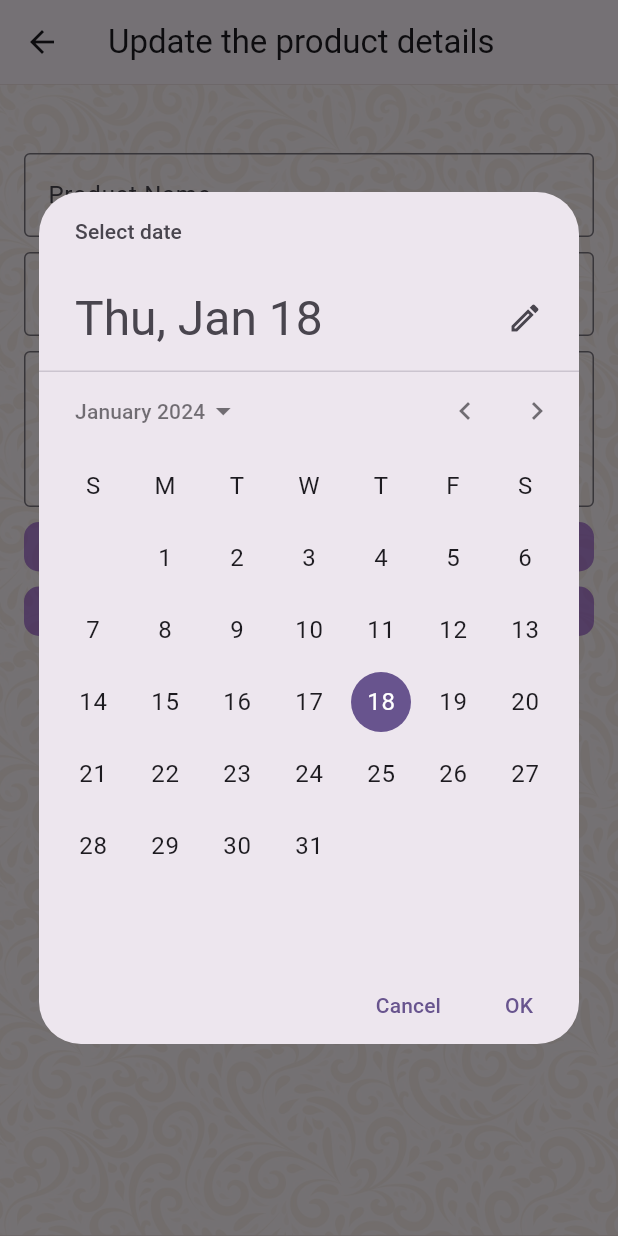
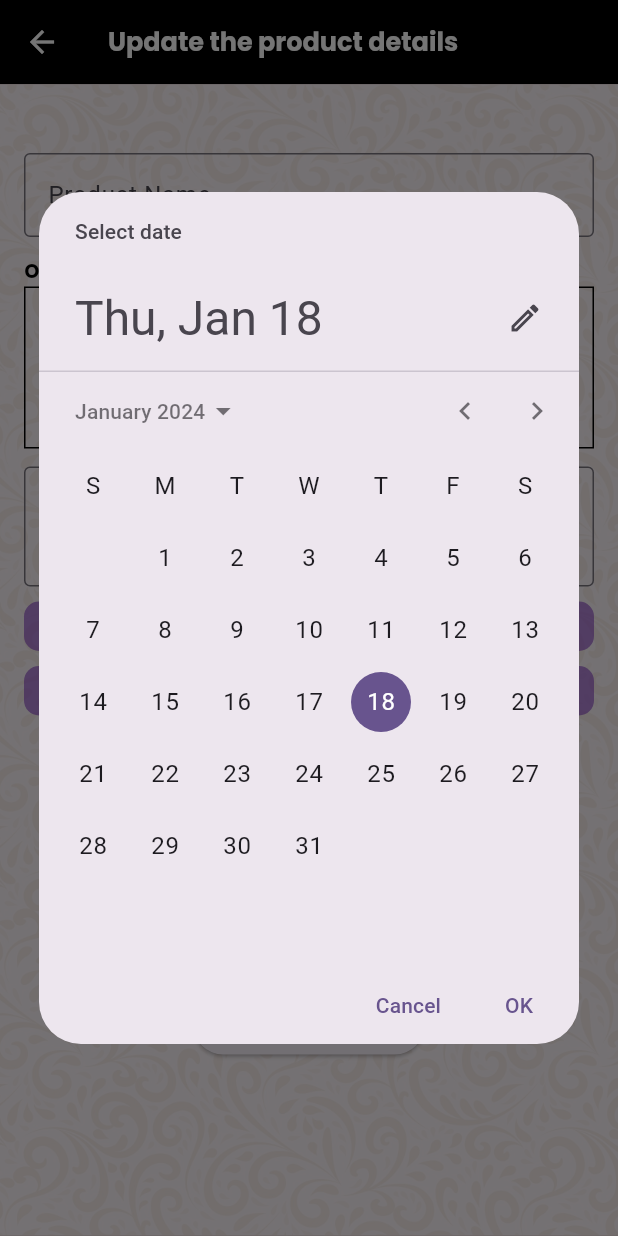
Before and after one commit to harshil1204/choice_collection, a Flutter app: the UpdateProduct screen opened directly with empty values, after a tap on "Select date for rent:", on a phone screen of 412 x 824 dp. Run offline on Flutter 3.47's test engine with Material 3 defaults, Android fonts, the phone set to English and light mode, and no system bars; our stand-ins replace cached_network_image, cloud_firestore, firebase_core, firebase_storage, gap, image_picker; accounts and stored records are empty; network calls fail.

Commit message:
18-01 final app

```diff
--- a/lib/resources/color.dart
+++ b/lib/resources/color.dart
@@ -6,7 +6,7 @@ abstract class AppColor {
   static const black30 = Color(0xFF121212);
   static const transparent = Color(0x00000000);
 
-  static const primary = Color(0xffD27D2D);
+  static const primary = /*Color(0xffD27D2D)*/Color(0xFF000000);
   static const secondary = Color(0xFF342BBF);
   static const background = Color(0xFFE5E5E5);
 
--- a/lib/ui/category/categoryList.dart
+++ b/lib/ui/category/categoryList.dart
@@ -21,10 +21,10 @@ class _CategoryListState extends State<CategoryList> {
   Widget build(BuildContext context) {
     return Scaffold(
       appBar: AppBar(
-        iconTheme: IconThemeData(
+        iconTheme: const IconThemeData(
           color: AppColor.white
         ),
-        title: const CommonText.medium("Category List",color: AppColor.white,size: 17,),
+        title: const CommonText.bold("Category List",color: AppColor.white,size: 17,),
         backgroundColor: AppColor.primary,
         actions: [
           IconButton(onPressed: (){
--- a/lib/ui/product/update_product.dart
+++ b/lib/ui/product/update_product.dart
@@ -22,28 +22,31 @@ class UpdateProduct extends StatefulWidget {
 }
 
 class _UpdateProductState extends State<UpdateProduct> {
-  final TextEditingController _productPriceController = TextEditingController();
   final TextEditingController _productNameController = TextEditingController();
   final TextEditingController _productDescController = TextEditingController();
-  final TextEditingController _productStatusController = TextEditingController();
 
   String? imageUrl;
   DateTime? picked;
-  DateTime? picked1=DateTime.now();
+  DateTime? picked1;
+
+  String groupValue="true";
 
   @override
   void initState() {
     _productNameController.text=widget.snapShot['name'];
     _productDescController.text=widget.snapShot['description'];
-    _productStatusController.text=widget.snapShot['inStock'];
+    groupValue = widget.snapShot['inStock'];
     imageUrl=widget.snapShot['url'];
     picked =(widget.snapShot['rentDate'] == null)
-        ? widget.snapShot['rentDate']
+        ? DateTime.now()
         : widget.snapShot['rentDate'].toDate();
     picked1 =(widget.snapShot['returnDate'] == null)
-        ? widget.snapShot['returnDate']
+        ? DateTime.now()
         : widget.snapShot['returnDate'].toDate();
-    // TODO: implement initState
+    if(groupValue == "true"){
+      picked = null;
+      picked1 = null;
+    }
     super.initState();
   }
   uploadImage() async {
@@ -95,13 +98,12 @@ class _UpdateProductState extends State<UpdateProduct> {
     setState(() {
 
     });
-    print(picked1);
     // if (picked != null && picked != context.read<SelectDateProvider>().selectedDate) {
     //   context.read<SelectDateProvider>().updateSelectedDate(picked);
     // }
   }
 
-  void updateProductDetails(String productName,String desc,String status) async {
+  void updateProductDetails(String productName,String desc) async {
     FirebaseFirestore firestore = FirebaseFirestore.instance;
 
     try {
@@ -111,7 +113,7 @@ class _UpdateProductState extends State<UpdateProduct> {
         'description':desc,
         'rentDate':picked,
         'returnDate':picked1,
-        'inStock':status,
+        'inStock':groupValue,
       });
       Navigator.pushAndRemoveUntil(context, MaterialPageRoute(builder: (context) => HomePage(),),(route) => false,);
       print('Product details updated successfully');
@@ -124,7 +126,11 @@ class _UpdateProductState extends State<UpdateProduct> {
   Widget build(BuildContext context) {
     return Scaffold(
       appBar: AppBar(
-        title: const Text("Update the product details"),
+        title: const CommonText.bold("Update the product details",color: AppColor.white,size:17),
+        backgroundColor: AppColor.primary,
+        iconTheme: const IconThemeData(
+            color: AppColor.white
+        ),
       ),
       body: Stack(
         children: [
@@ -138,15 +144,7 @@ class _UpdateProductState extends State<UpdateProduct> {
                 mainAxisAlignment: MainAxisAlignment.center,
                 // crossAxisAlignment: CrossAxisAlignment.stretch,
                 children: [
-                  // TextField(
-                  //   controller: _categoryIdController,
-                  //   decoration: const InputDecoration(
-                  //     labelText: 'Category id',
-                  //     border: OutlineInputBorder(),
-                  //   ),
-                  // ),
                   const SizedBox(height: 30,),
-
                   TextField(
                     controller: _productNameController,
                     decoration: const InputDecoration(
@@ -155,16 +153,52 @@ class _UpdateProductState extends State<UpdateProduct> {
                     ),
                   ),
                   const SizedBox(height: 10,),
-                  TextField(
-                    controller: _productStatusController,
-                    decoration: const InputDecoration(
-                      labelText: 'Product status (true or false)',
-                      border: OutlineInputBorder(),
+                  const Align( alignment: Alignment.centerLeft,child: CommonText.semiBold("order Status :",size: 16,color: AppColor.black,)),
+                  Container(
+                    padding: const EdgeInsets.symmetric(horizontal: 20,vertical: 5),
+                    decoration: BoxDecoration(
+                        border: Border.all(color: AppColor.black,width: 1)
+                    ),
+                    child: Column(
+                      children: [
+                        Row(
+                          mainAxisAlignment: MainAxisAlignment.spaceBetween,
+                          children: [
+                            const CommonText.semiBold("Available : ",color: AppColor.black,size: 14,),
+                            Radio(
+                              value: "true",
+                              groupValue: groupValue,
+                              onChanged: (value) {
+                                setState(() {
+                                    picked = null;
+                                    picked1 = null;
+                                  groupValue = value!;
+                                });
+                              },
+                            ),
+                          ],
+                        ),
+                        Row(
+                          mainAxisAlignment: MainAxisAlignment.spaceBetween,
+                          children: [
+                            const CommonText.semiBold("In order : ",color: AppColor.black,size: 14,),
+                            Radio(
+                              value: "false",
+                              groupValue: groupValue,
+                              onChanged: (value) {
+                                setState(() {
+                                  groupValue = value!;
+                                });
+                              },
+                            ),
+                          ],
+                        ),
+                      ],
                     ),
                   ),
-                  const SizedBox(height: 10,),
+                  const SizedBox(height: 12,),
                   TextField(
-                    maxLines: 3,
+                    maxLines: 2,
                     controller: _productDescController,
                     decoration: const InputDecoration(
                       labelText: 'Product Description',
@@ -187,7 +221,7 @@ class _UpdateProductState extends State<UpdateProduct> {
                         mainAxisAlignment: MainAxisAlignment.spaceEvenly,
                         children: [
                           const CommonText.bold("Select date for rent: ",size: 15),
-                          (picked.toString()==null)
+                          (picked==null)
                               ? const Icon(Icons.date_range,size: 30,)
                               :CommonText("${picked!.day.toString()}-${picked!.month.toString()}-${picked!.year.toString()}",maxLines: 3,),
                         ],
@@ -210,7 +244,7 @@ class _UpdateProductState extends State<UpdateProduct> {
                         mainAxisAlignment: MainAxisAlignment.spaceEvenly,
                         children: [
                           const CommonText.bold("Select return order date: ",size: 15),
-                          (picked1.toString()==null)
+                          (picked1==null)
                               ? const Icon(Icons.date_range,size: 30,)
                               :CommonText("${picked1!.day.toString()}-${picked1!.month.toString()}-${picked1!.year.toString()}",maxLines: 3,),
                         ],
@@ -250,14 +284,11 @@ class _UpdateProductState extends State<UpdateProduct> {
                       String productName = _productNameController.text.trim();
 
                       String productDesc = _productDescController.text.trim();
-
-                      String productStatus = _productStatusController.text.trim();
                       //uploadImage();
-                      if (productName.isNotEmpty && productStatus.isNotEmpty &&  imageUrl!.isNotEmpty && productDesc.isNotEmpty) {
-                        updateProductDetails(productName,productDesc,productStatus);
+                      if (productName.isNotEmpty &&   imageUrl!.isNotEmpty ) {
+                        updateProductDetails(productName,productDesc);
                         _productNameController.clear();
                         _productDescController.clear();
-                        _productStatusController.clear();
                         imageUrl="";
                       }
                     },
```
Also changed, not shown: lib/ui/category/add_category.dart (+8 -2 lines), lib/ui/category/updateCat.dart (+7 -1 lines), lib/ui/drawer/drawer.dart (+7 -41 lines), lib/ui/product/add_product.dart (+36 -35 lines), lib/ui/product/productList.dart (+32 -16 lines).
